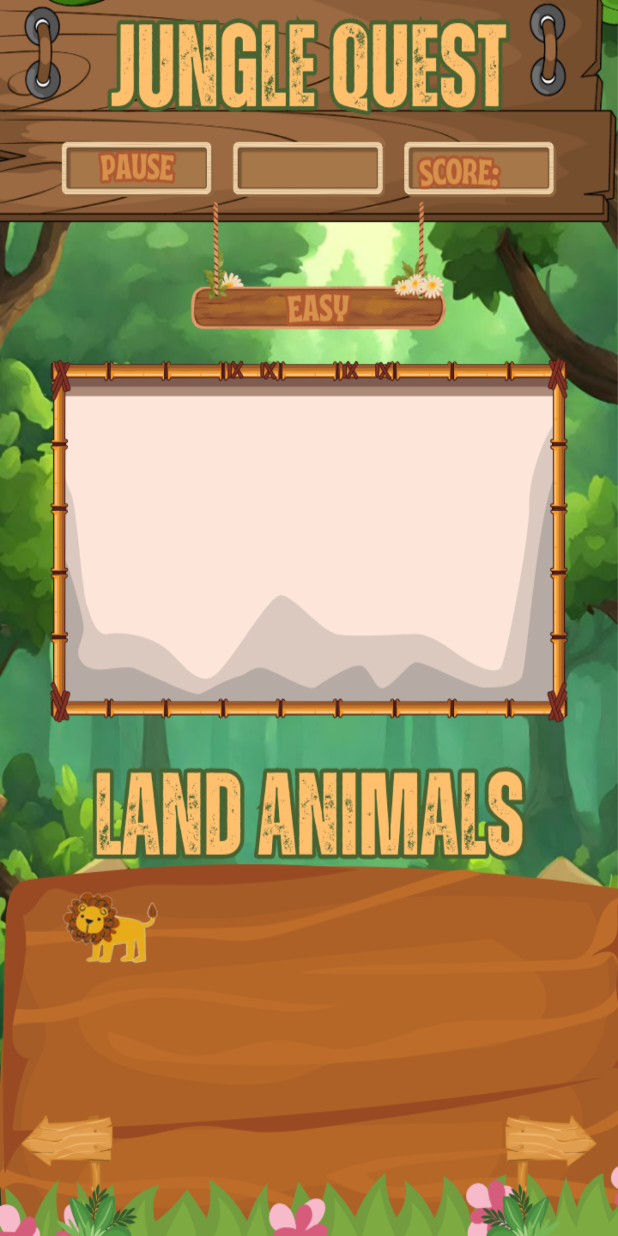
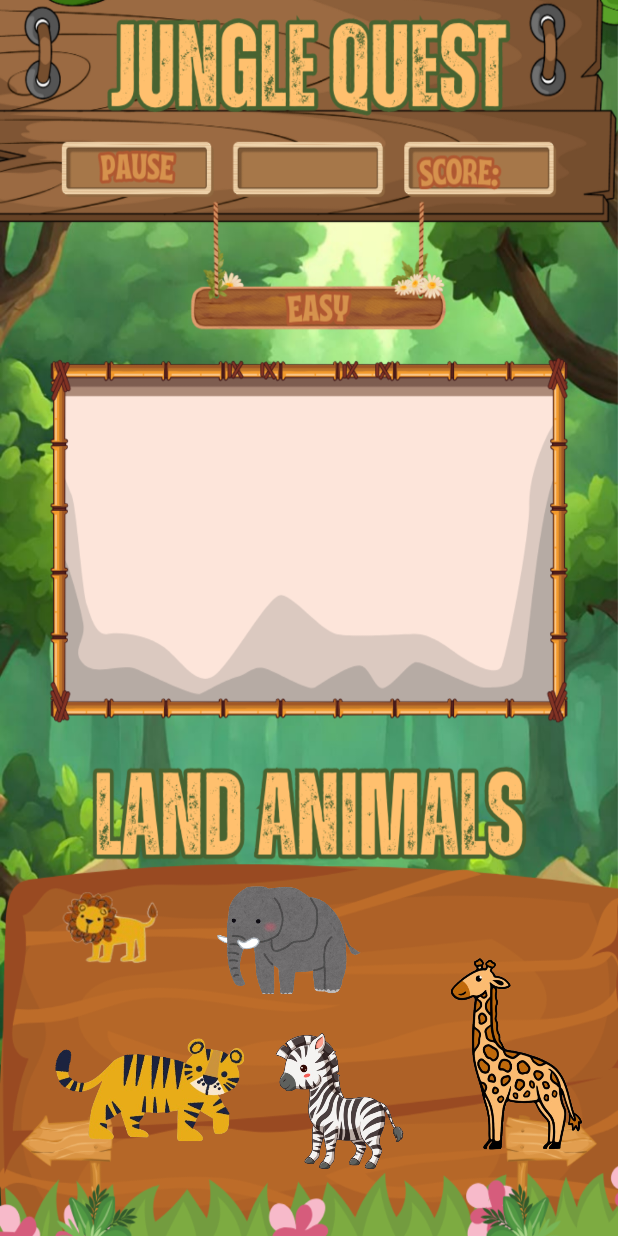
Before and after one commit to Sominnnn/JUNGLEQUEST2, an Android app: the easy screen opened directly, with no data from a screen before it, on a phone screen of 412 x 824 dp. Run offline under Robolectric (Android 15) with nearby library versions, the phone set to English and light mode, and no system bars.

Commit message:
LAND ANIMALS DRAGGABLE FINISHED

```diff
--- a/app/src/main/java/com/example/junglequest/easy.java
+++ b/app/src/main/java/com/example/junglequest/easy.java
@@ -27,15 +27,53 @@ public class easy extends AppCompatActivity {
             return insets;
 
         });
-        // Get the draggable animal ImageView
+        // Get the draggable animal ImageViews
         ImageView draggableAnimal = findViewById(R.id.drag_lion);
+        ImageView draggableTiger = findViewById(R.id.drag_tiger);
+        ImageView draggableElephant = findViewById(R.id.drag_elephant);
+        ImageView draggableGiraffe = findViewById(R.id.drag_giraffe);
+        ImageView draggableZebra = findViewById(R.id.drag_zebra);
 
-        // Set long click listener for drag operation
+        // Set long click listener for lion
                 draggableAnimal.setOnLongClickListener(v -> {
                     ClipData data = ClipData.newPlainText("", "");
                     View.DragShadowBuilder shadowBuilder = new View.DragShadowBuilder(v);
                     v.startDragAndDrop(data, shadowBuilder, v, 0);
-                    v.setVisibility(View.INVISIBLE); // Optional: hide the original view during drag
+                    v.setVisibility(View.INVISIBLE); // Hide the original view during drag
+                    return true;
+                });
+
+        // Set long click listener for tiger
+                draggableTiger.setOnLongClickListener(v -> {
+                    ClipData data = ClipData.newPlainText("", "");
+                    View.DragShadowBuilder shadowBuilder = new View.DragShadowBuilder(v);
+                    v.startDragAndDrop(data, shadowBuilder, v, 0);
+                    v.setVisibility(View.INVISIBLE); // Hide the original view during drag
+                    return true;
+                });
+        // Set long click listener for Elephant
+                draggableElephant.setOnLongClickListener(v -> {
+                    ClipData data = ClipData.newPlainText("", "");
+                    View.DragShadowBuilder shadowBuilder = new View.DragShadowBuilder(v);
+                    v.startDragAndDrop(data, shadowBuilder, v, 0);
+                    v.setVisibility(View.INVISIBLE); // Hide the original view during drag
+                    return true;
+                });
+        // Set long click listener for Giraffe
+                draggableGiraffe.setOnLongClickListener(v -> {
+                    ClipData data = ClipData.newPlainText("", "");
+                    View.DragShadowBuilder shadowBuilder = new View.DragShadowBuilder(v);
+                    v.startDragAndDrop(data, shadowBuilder, v, 0);
+                    v.setVisibility(View.INVISIBLE); // Hide the original view during drag
+                    return true;
+                });
+
+        // Set long click listener for Zebra
+                draggableZebra.setOnLongClickListener(v -> {
+                    ClipData data = ClipData.newPlainText("", "");
+                    View.DragShadowBuilder shadowBuilder = new View.DragShadowBuilder(v);
+                    v.startDragAndDrop(data, shadowBuilder, v, 0);
+                    v.setVisibility(View.INVISIBLE); // Hide the original view during drag
                     return true;
                 });
 
--- a/app/src/main/res/layout/activity_easy.xml
+++ b/app/src/main/res/layout/activity_easy.xml
@@ -34,4 +34,56 @@
         app:layout_constraintVertical_bias="0.773"
         app:srcCompat="@drawable/lion_land" />
 
+    <ImageView
+        android:id="@+id/drag_tiger"
+        android:layout_width="126dp"
+        android:layout_height="83dp"
+        android:contentDescription="Draggable Tiger"
+        app:layout_constraintBottom_toBottomOf="parent"
+        app:layout_constraintEnd_toEndOf="parent"
+        app:layout_constraintHorizontal_bias="0.129"
+        app:layout_constraintStart_toStartOf="parent"
+        app:layout_constraintTop_toTopOf="parent"
+        app:layout_constraintVertical_bias="0.925"
+        app:srcCompat="@drawable/tiger_land" />
+
+    <ImageView
+        android:id="@+id/drag_elephant"
+        android:layout_width="111dp"
+        android:layout_height="73dp"
+        android:contentDescription="Draggable Elephant"
+        app:layout_constraintBottom_toBottomOf="parent"
+        app:layout_constraintEnd_toEndOf="parent"
+        app:layout_constraintHorizontal_bias="0.46"
+        app:layout_constraintStart_toStartOf="parent"
+        app:layout_constraintTop_toTopOf="parent"
+        app:layout_constraintVertical_bias="0.785"
+        app:srcCompat="@drawable/elephant_land" />
+
+    <ImageView
+        android:id="@+id/drag_giraffe"
+        android:layout_width="103dp"
+        android:layout_height="134dp"
+        android:contentDescription="Draggable Giraffe"
+        app:layout_constraintBottom_toBottomOf="parent"
+        app:layout_constraintEnd_toEndOf="parent"
+        app:layout_constraintHorizontal_bias="0.948"
+        app:layout_constraintStart_toStartOf="parent"
+        app:layout_constraintTop_toTopOf="parent"
+        app:layout_constraintVertical_bias="0.919"
+        app:srcCompat="@drawable/giraffe_land" />
+
+    <ImageView
+        android:id="@+id/drag_zebra"
+        android:layout_width="101dp"
+        android:layout_height="93dp"
+        android:contentDescription="Draggable Zebra"
+        app:layout_constraintBottom_toBottomOf="parent"
+        app:layout_constraintEnd_toEndOf="parent"
+        app:layout_constraintHorizontal_bias="0.567"
+        app:layout_constraintStart_toStartOf="parent"
+        app:layout_constraintTop_toTopOf="parent"
+        app:layout_constraintVertical_bias="0.94"
+        app:srcCompat="@drawable/zebra_land" />
+
 </androidx.constraintlayout.widget.ConstraintLayout>
```
Also changed, not shown: app/src/main/res/drawable/elephant_land.png (added), app/src/main/res/drawable/giraffe_land.png (added), app/src/main/res/drawable/tiger_land.png (added), app/src/main/res/drawable/zebra_land.png (added).
